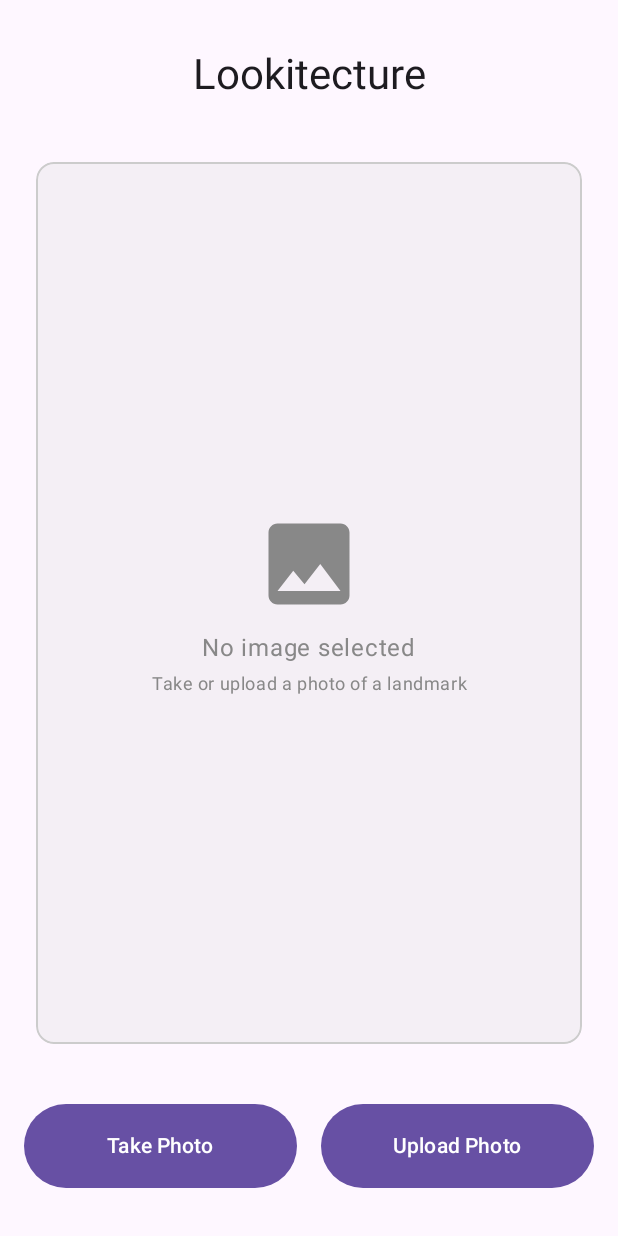
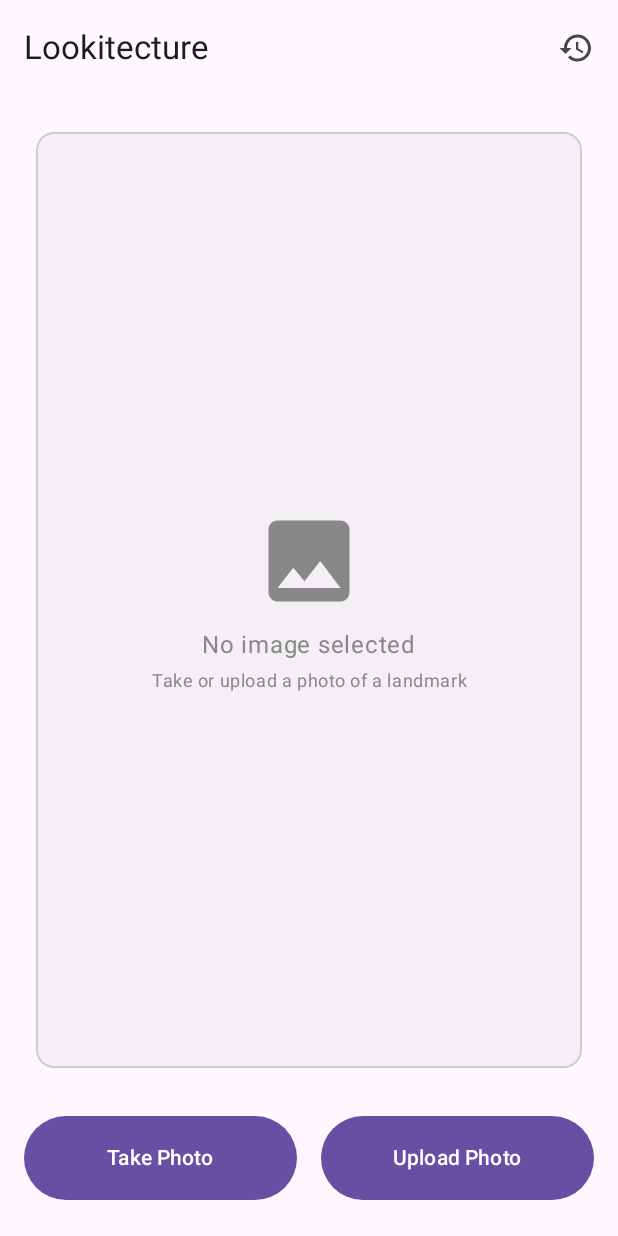
Before and after one commit to StefanAndjelko/Dragonhack-2025, an Android app built with Jetpack Compose: the screen it shows after launch (MainActivity), on a phone screen of 412 x 824 dp. Run offline under Robolectric (Android 15) with nearby library versions, the phone set to English and light mode, and no system bars; pictures from the network do not load.

Commit message:
Remove splash screen

```diff
--- a/Lookitecture/app/src/main/java/si/uni_lj/dragon/hack/lookitecture/ui/MainActivity.kt
+++ b/Lookitecture/app/src/main/java/si/uni_lj/dragon/hack/lookitecture/ui/MainActivity.kt
@@ -1,30 +1,25 @@
 package si.uni_lj.dragon.hack.lookitecture.ui
 
-import android.animation.ObjectAnimator
-import android.os.Bundle
-import android.view.View
-import android.view.animation.AnticipateInterpolator
-import androidx.activity.ComponentActivity
-import androidx.activity.compose.setContent
-import androidx.compose.foundation.Image
-import androidx.compose.foundation.background
-import androidx.compose.foundation.layout.Box
-import androidx.compose.foundation.layout.fillMaxSize
-import androidx.compose.runtime.Composable
-import androidx.compose.ui.res.painterResource
-import androidx.compose.ui.tooling.preview.Preview
-import androidx.core.animation.doOnEnd
 import android.Manifest
 import android.content.Context
 import android.content.Intent
 import android.content.pm.PackageManager
 import android.net.Uri
+import android.os.Bundle
+import android.util.Log
+import android.widget.Toast
+import androidx.activity.ComponentActivity
 import androidx.activity.compose.rememberLauncherForActivityResult
+import androidx.activity.compose.setContent
 import androidx.activity.result.contract.ActivityResultContracts
+import androidx.compose.foundation.Image
+import androidx.compose.foundation.background
 import androidx.compose.foundation.border
 import androidx.compose.foundation.clickable
 import androidx.compose.foundation.layout.*
 import androidx.compose.foundation.shape.RoundedCornerShape
+import androidx.compose.material.icons.Icons
+import androidx.compose.material.icons.filled.History
 import androidx.compose.material3.*
 import androidx.compose.runtime.*
 import androidx.compose.ui.Alignment
@@ -33,6 +28,7 @@ import androidx.compose.ui.draw.clip
 import androidx.compose.ui.graphics.Color
 import androidx.compose.ui.layout.ContentScale
 import androidx.compose.ui.platform.LocalContext
+import androidx.compose.ui.res.painterResource
 import androidx.compose.ui.text.style.TextAlign
 import androidx.compose.ui.unit.dp
 import androidx.core.content.ContextCompat
@@ -49,31 +45,8 @@ import java.util.*
  */
 class MainActivity : ComponentActivity() {
     override fun onCreate(savedInstanceState: Bundle?) {
-        splashScreen.setOnExitAnimationListener { splashScreenView ->
-            // Create your custom animation.
-            val slideUp = ObjectAnimator.ofFloat(
-                splashScreenView,
-                View.TRANSLATION_Y,
-                0f,
-                -splashScreenView.height.toFloat()
-            )
-            slideUp.interpolator = AnticipateInterpolator()
-            slideUp.duration = 500L
-
-            // Call SplashScreenView.remove at the end of your custom animation.
-            slideUp.doOnEnd { splashScreenView.remove() }
-
-            // Run your animation.
-            slideUp.start()
-        }
         super.onCreate(savedInstanceState)
         setContent {
-            Main()
-        }
-    }
-    @Preview
-    @Composable
-    private fun Main() {
             MaterialTheme {
                 Surface(
                     modifier = Modifier.fillMaxSize(),
@@ -84,11 +57,13 @@ class MainActivity : ComponentActivity() {
             }
         }
     }
+}
 
 /**
  * Screen that allows users to capture or upload photos
  * Displays the selected image in high quality
  */
+@OptIn(ExperimentalMaterial3Api::class)
 @Composable
 fun PhotoCaptureScreen() {
     // ---- STATE ----
@@ -111,7 +86,6 @@ fun PhotoCaptureScreen() {
         )
     }
 
-    // ---- ACTIVITY LAUNCHERS ----
     // Launcher for taking photos with the camera
     val takePictureLauncher = rememberLauncherForActivityResult(
         contract = ActivityResultContracts.TakePicture()
@@ -138,6 +112,17 @@ fun PhotoCaptureScreen() {
         context.startActivity(intent)
     }
 
+    // Navigate to history
+    fun navigateToHistory() {
+        try {
+            val intent = Intent(context, HistoryActivity::class.java)
+            context.startActivity(intent)
+        } catch (e: Exception) {
+            Log.e("MainActivity", "Error navigating to history", e)
+            Toast.makeText(context, "Error opening history", Toast.LENGTH_SHORT).show()
+        }
+    }
+
     // Launcher for requesting camera permission
     val cameraPermissionLauncher = rememberLauncherForActivityResult(
         contract = ActivityResultContracts.RequestPermission()
@@ -156,21 +141,27 @@ fun PhotoCaptureScreen() {
     }
 
     // ---- UI ----
+    Scaffold(
+        topBar = {
+            TopAppBar(
+                title = { Text( "Lookitecture") },
+                actions = {
+                    // History button
+                    IconButton(onClick = { navigateToHistory() }) {
+                        Icon(Icons.Default.History, contentDescription = "View History")
+                    }
+                }
+            )
+        }
+    ) { paddingValues ->
         Column(
             modifier = Modifier
                 .fillMaxSize()
+                .padding(paddingValues)
                 .padding(16.dp),
             horizontalAlignment = Alignment.CenterHorizontally,
             verticalArrangement = Arrangement.spacedBy(16.dp)
         ) {
-        // App title
-        Text(
-            text = "Lookitecture",
-            style = MaterialTheme.typography.headlineMedium,
-            textAlign = TextAlign.Center,
-            modifier = Modifier.padding(vertical = 16.dp)
-        )
-
             // Image display area - With click to navigate
             Box(
                 modifier = Modifier
@@ -235,8 +226,12 @@ fun PhotoCaptureScreen() {
                 },
                 onUploadPhotoClick = {
                     galleryLauncher.launch("image/*")
+                },
+                onViewHistoryClick = {
+                    navigateToHistory()
                 }
             )
+        }
     }
 }
 
@@ -277,12 +272,18 @@ fun ImagePlaceholder() {
 @Composable
 fun ActionButtons(
     onTakePhotoClick: () -> Unit,
-    onUploadPhotoClick: () -> Unit
+    onUploadPhotoClick: () -> Unit,
+    onViewHistoryClick: () -> Unit
 ) {
+    Column(
+        modifier = Modifier.fillMaxWidth(),
+        horizontalAlignment = Alignment.CenterHorizontally
+    ) {
+        // Camera and gallery buttons
         Row(
             modifier = Modifier
                 .fillMaxWidth()
-            .padding(vertical = 16.dp),
+                .padding(vertical = 8.dp),
             horizontalArrangement = Arrangement.SpaceEvenly
         ) {
             // Take Photo button
@@ -307,6 +308,8 @@ fun ActionButtons(
                 Text("Upload Photo")
             }
         }
+
+    }
 }
 
 /**
```
Lines whose indentation alone changed are shown as unchanged.
